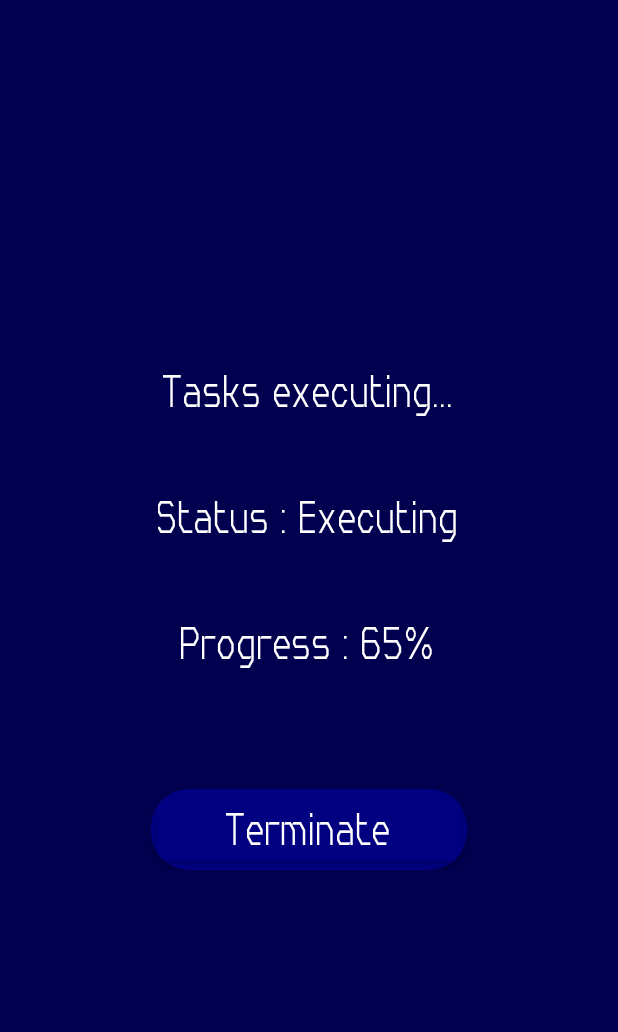
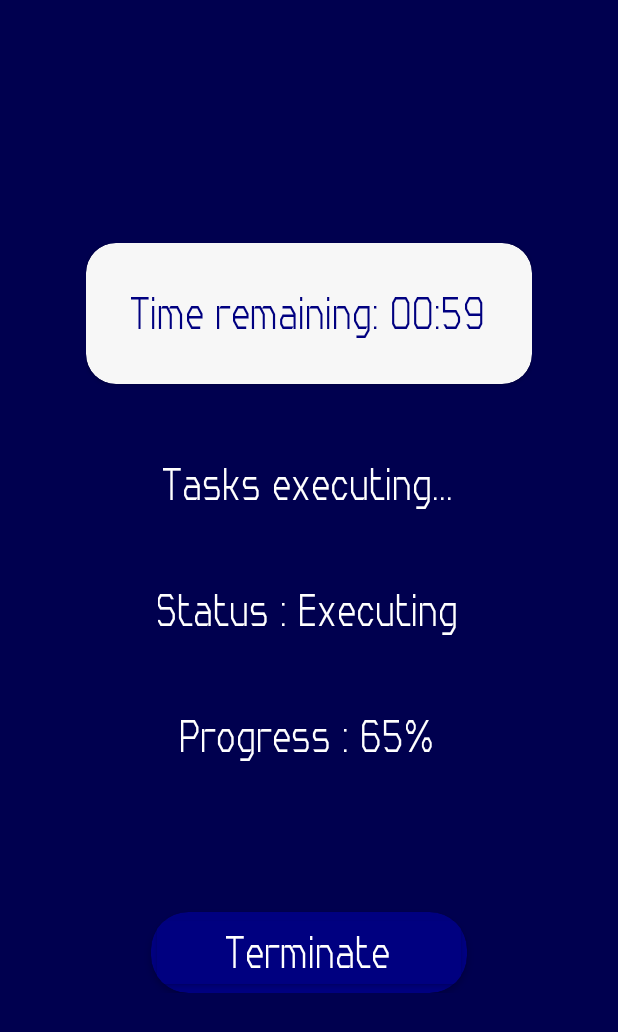
Before and after one commit to MCC-with-MA/MCC-App, an Android app: the HostRunActivity screen opened directly, with no data from a screen before it, on a phone screen of 412 x 824 dp. Shown: the top 1032 px of the screen. Run offline under Robolectric (Android 15) with nearby library versions, the phone set to English and light mode, and no system bars; libraries missing offline, so code that uses them is left out: jade.android, jade.wrapper.

Commit message:
timer added for host and worker

```diff
--- a/app/src/main/java/mcc/client/gui/HostRunActivity.java
+++ b/app/src/main/java/mcc/client/gui/HostRunActivity.java
@@ -18,6 +18,9 @@ import android.view.animation.Animation;
 import android.view.animation.AnimationUtils;
 import android.widget.Button;
 import android.widget.PopupWindow;
+import android.widget.TextView;
+
+import java.util.Locale;
 
 import jade.android.RuntimeService;
 import jade.android.RuntimeServiceBinder;
@@ -31,22 +34,26 @@ public class HostRunActivity extends Activity {
     private RuntimeServiceBinder jadeBinder;
     private ServiceConnection serviceConnection;
     private CountDownTimer timer;
+    private TextView remainingTimeTextView;
 
     @Override
     public void onCreate(Bundle savedInstanceState) {
         super.onCreate(savedInstanceState);
         setContentView(R.layout.host_run);
 
-        // Start a countdown timer for 10 seconds
-        timer = new CountDownTimer(10 * 1000, 1000) {
+        remainingTimeTextView = findViewById(R.id.remainingTime);
+
+        // Start a countdown timer for 1 minute
+        timer = new CountDownTimer(1 * 60 * 1000, 1000) {
             public void onTick(long millisUntilFinished) {
-                // Do nothing, or update UI to show remaining time
+                long minutes = millisUntilFinished / (60 * 1000);
+                long seconds = (millisUntilFinished % (60 * 1000)) / 1000;
+                remainingTimeTextView.setText("Time remaining: " + String.format(Locale.getDefault(), "%02d:%02d", minutes, seconds));
             }
-
             public void onFinish() {
                 // Go back to the dashboard activity
                 startActivity(new Intent(HostRunActivity.this, Dashboard.class));
-                finish(); // Optional, to close this activity
+                finish();
             }
         }.start();
 
--- a/app/src/main/res/layout/host_run.xml
+++ b/app/src/main/res/layout/host_run.xml
@@ -14,70 +14,92 @@
             android:layout_height="wrap_content"
             android:layout_gravity="center">
 
-            <TextView
-                android:id="@+id/tasks_executing_msg"
+            <androidx.cardview.widget.CardView
+                android:id="@+id/remainingTime_card"
                 android:layout_width="wrap_content"
                 android:layout_height="wrap_content"
                 android:layout_centerHorizontal="true"
-                android:textSize="30dp"
-                android:textColor="@color/white"
-                android:fontFamily="@font/cornerita"
-                android:text="Tasks executing..."
-                />
+                android:backgroundTint="#F7F7F7"
+                android:paddingHorizontal="20dp"
+                app:cardCornerRadius="20dp"
+                >
+
+                <TextView
+                    android:id="@+id/remainingTime"
+                    android:layout_width="wrap_content"
+                    android:layout_height="wrap_content"
+                    android:layout_marginVertical="30dp"
+                    android:layout_marginHorizontal="30dp"
+                    android:fontFamily="@font/cornerita"
+                    android:text="Time remaining: 01:00"
+                    android:textColor="#000080"
+                    android:textSize="30dp" />
+
+            </androidx.cardview.widget.CardView>
 
             <TextView
-                android:id="@+id/status_tv_host"
-                android:layout_below="@id/tasks_executing_msg"
-                android:layout_width="wrap_content"
-                android:layout_height="wrap_content"
-                android:layout_marginTop="50dp"
-                android:layout_centerHorizontal="true"
-                android:textSize="30dp"
-                android:textColor="@color/white"
-                android:fontFamily="@font/cornerita"
-                android:text="Status : Executing"
-                />
-
-            <TextView
-                android:id="@+id/progress_tv_host"
-                android:layout_below="@id/status_tv_host"
+                android:id="@+id/tasks_executing_msg"
+                android:layout_below="@id/remainingTime_card"
                 android:layout_marginTop="50dp"
                 android:layout_width="wrap_content"
                 android:layout_height="wrap_content"
                 android:layout_centerHorizontal="true"
-                android:textSize="30dp"
+                android:fontFamily="@font/cornerita"
+                android:text="Tasks executing..."
                 android:textColor="@color/white"
+                android:textSize="30dp" />
+
+            <TextView
+                android:id="@+id/status_tv_host"
+                android:layout_width="wrap_content"
+                android:layout_height="wrap_content"
+                android:layout_below="@id/tasks_executing_msg"
+                android:layout_centerHorizontal="true"
+                android:layout_marginTop="50dp"
+                android:fontFamily="@font/cornerita"
+                android:text="Status : Executing"
+                android:textColor="@color/white"
+                android:textSize="30dp" />
+
+
+            <TextView
+                android:id="@+id/progress_tv_host"
+                android:layout_width="wrap_content"
+                android:layout_height="wrap_content"
+                android:layout_below="@id/status_tv_host"
+                android:layout_centerHorizontal="true"
+                android:layout_marginTop="50dp"
                 android:fontFamily="@font/cornerita"
                 android:text="Progress : 65%"
-                />
+                android:textColor="@color/white"
+                android:textSize="30dp" />
 
             <androidx.cardview.widget.CardView
-                android:layout_below="@+id/progress_tv_host"
                 android:id="@+id/worker_terminate_card"
                 android:layout_width="wrap_content"
                 android:layout_height="wrap_content"
+                android:layout_below="@+id/progress_tv_host"
+                android:layout_centerHorizontal="true"
                 android:layout_marginHorizontal="0dp"
-                android:layout_centerHorizontal="true"
-                android:layout_marginTop="80dp"
+                android:layout_marginTop="100dp"
                 android:backgroundTint="#000080"
                 app:cardCornerRadius="25dp"
-                app:cardPreventCornerOverlap="true"
-                >
+                app:cardPreventCornerOverlap="true">
 
                 <Button
                     android:id="@+id/terminateButton"
                     android:layout_width="wrap_content"
                     android:layout_height="wrap_content"
+                    android:backgroundTint="#000080"
                     android:fontFamily="@font/cornerita"
                     android:paddingHorizontal="50dp"
                     android:paddingVertical="10dp"
-                    android:backgroundTint="#000080"
                     android:text="Terminate"
                     android:textAlignment="center"
                     android:textAllCaps="false"
                     android:textColor="@color/white"
-                    android:textStyle="bold"
-                    android:textSize="30sp" />
+                    android:textSize="30sp"
+                    android:textStyle="bold" />
 
             </androidx.cardview.widget.CardView>
         </RelativeLayout>
```
Also changed, not shown: app/src/main/java/mcc/client/gui/WorkerRunActivity.java (+22 -0 lines), app/src/main/res/layout/worker_run.xml (+25 -0 lines).
